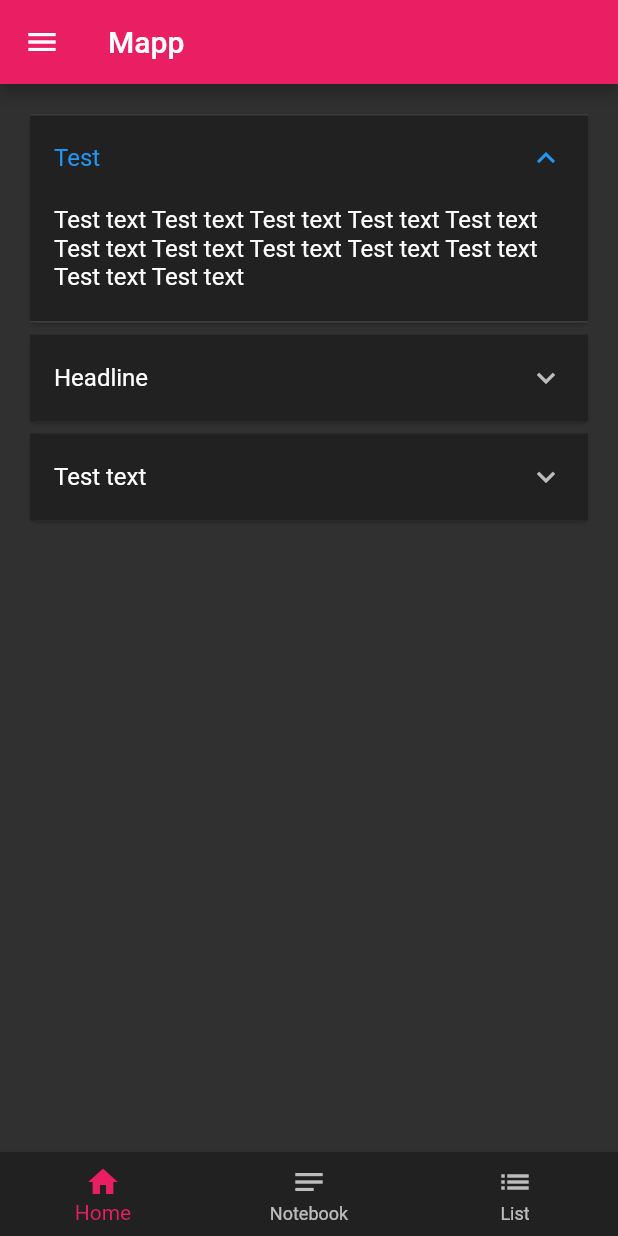
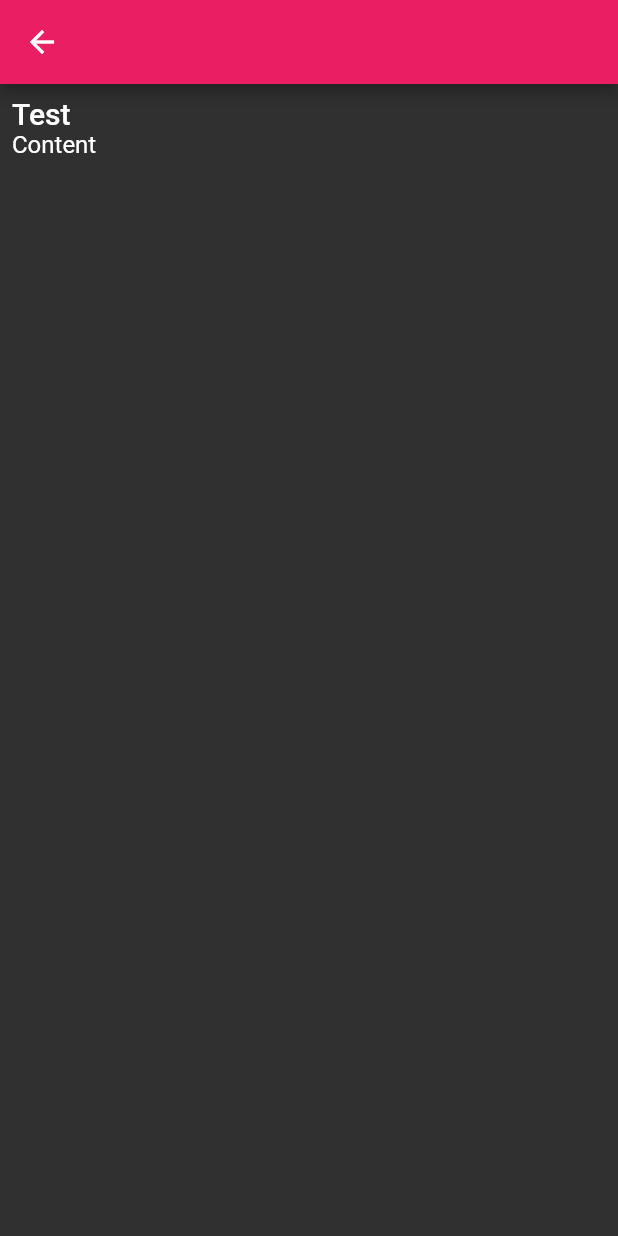
Before and after one commit to gustass5/mapp2, a Flutter app: the screen it shows after launch, after a tap on "Test", on a phone screen of 412 x 824 dp. Run offline on Flutter 3.47's test engine with Material 2 defaults, Android fonts, the phone set to English and light mode, and no system bars.

Commit message:
wip: first version of router, supports web

```diff
--- a/lib/main.dart
+++ b/lib/main.dart
@@ -1,164 +1,31 @@
 import 'package:flutter/material.dart';
+import './pages/notebook/note_router_delegate.dart';
+import './pages/notebook/route_information_parser.dart';
 
 void main() {
-  runApp(MyApp());
+  runApp(Root());
 }
 
-class MyApp extends StatelessWidget {
+class Root extends StatefulWidget {
+  @override
+  _RootState createState() => _RootState();
+}
+
+class _RootState extends State<Root> {
+  NoteRouterDelegate _routerDelegate = NoteRouterDelegate();
+  NoteRouteInformationParser _routeInformationParser =
+      NoteRouteInformationParser();
+
   @override
   Widget build(BuildContext context) {
-    return MaterialApp(
+    return MaterialApp.router(
       title: 'Mapp',
       theme: ThemeData(
         brightness: Brightness.dark,
         primaryColor: Colors.pink,
       ),
-      home: HomePage(),
+      routerDelegate: _routerDelegate,
+      routeInformationParser: _routeInformationParser,
     );
   }
 }
-
-class HomePage extends StatelessWidget {
-  @override
-  Widget build(BuildContext context) {
-    return Scaffold(
-      appBar: AppBar(
-        title: Text('Mapp'),
-      ),
-      drawer: Drawer(
-        child: ListView(
-          children: [
-            Container(
-              height: 64.0,
-              child: DrawerHeader(
-                decoration: BoxDecoration(
-                  color: Colors.pink,
-                ),
-                child: Text(
-                  'Mapp Drawer',
-                  style: TextStyle(
-                    color: Colors.white,
-                    fontSize: 24,
-                  ),
-                ),
-              ),
-            ),
-            ListTile(
-              leading: Icon(Icons.message),
-              title: Text('Notifications'),
-            ),
-            ListTile(
-              leading: Icon(Icons.person),
-              title: Text('Profile'),
-            ),
-            ListTile(
-              leading: Icon(Icons.settings),
-              title: Text('Settings'),
-            ),
-            ListTile(
-              leading: Icon(Icons.info),
-              title: Text('Info'),
-            ),
-            ListTile(
-              leading: Icon(Icons.ramen_dining),
-              title: Text('Whatever'),
-            ),
-          ],
-        ),
-      ),
-      body: NotebookPage(),
-      bottomNavigationBar: BottomNavigation(),
-    );
-  }
-}
-
-class BottomNavigation extends StatefulWidget {
-  @override
-  _BottomNavigationState createState() => _BottomNavigationState();
-}
-
-class _BottomNavigationState extends State<BottomNavigation> {
-  int _selectedIndex = 1;
-
-  void _onNavigationItemTapped(int index) {
-    setState(() {
-      _selectedIndex = index;
-    });
-  }
-
-  @override
-  Widget build(BuildContext context) {
-    return BottomNavigationBar(
-      currentIndex: _selectedIndex,
-      onTap: _onNavigationItemTapped,
-      backgroundColor: Colors.grey[900],
-      selectedItemColor: Colors.pink,
-      items: [
-        BottomNavigationBarItem(
-          icon: new Icon(Icons.home),
-          label: "Home",
-        ),
-        BottomNavigationBarItem(
-          icon: new Icon(Icons.notes),
-          label: "Notebook",
-        ),
-        BottomNavigationBarItem(
-          icon: new Icon(Icons.list),
-          label: "List",
-        ),
-      ],
-    );
-  }
-}
-
-class NotebookPage extends StatelessWidget {
-  @override
-  Widget build(BuildContext context) {
-    return ListView(
-      padding: const EdgeInsets.all(16),
-      children: [
-        Note(),
-        Note(headline: "Headline"),
-        Note(headline: "Test text"),
-      ],
-    );
-  }
-}
-
-class Note extends StatefulWidget {
-  final String headline;
-  final String text =
-      'Test text Test text Test text Test text Test text Test text Test text Test text Test text Test text Test text Test text';
-
-  Note({Key key, this.headline = 'Test'}) : super(key: key);
-
-  @override
-  _NoteState createState() => _NoteState();
-}
-
-class _NoteState extends State<Note> {
-  @override
-  Widget build(BuildContext context) {
-    return Column(
-      children: [
-        Card(
-          child: ExpansionTile(
-            title: Text(
-              widget.headline,
-            ),
-            backgroundColor: Colors.grey[900],
-            collapsedBackgroundColor: Colors.grey[900],
-            children: [
-              ListTile(
-                contentPadding: EdgeInsets.fromLTRB(16, 0, 16, 16),
-                title: Text(
-                  widget.text,
-                ),
-              ),
-            ],
-          ),
-        ),
-      ],
-    );
-  }
-}
--- /dev/null
+++ b/lib/pages/app/widgets/bottom_navigation.dart
@@ -0,0 +1,40 @@
+import 'package:flutter/material.dart';
+
+class BottomNavigation extends StatefulWidget {
+  @override
+  _BottomNavigationState createState() => _BottomNavigationState();
+}
+
+class _BottomNavigationState extends State<BottomNavigation> {
+  int _selectedIndex = 1;
+
+  void _onNavigationItemTapped(int index) {
+    setState(() {
+      _selectedIndex = index;
+    });
+  }
+
+  @override
+  Widget build(BuildContext context) {
+    return BottomNavigationBar(
+      currentIndex: _selectedIndex,
+      onTap: _onNavigationItemTapped,
+      backgroundColor: Colors.grey[900],
+      selectedItemColor: Colors.pink,
+      items: [
+        BottomNavigationBarItem(
+          icon: new Icon(Icons.home),
+          label: "Home",
+        ),
+        BottomNavigationBarItem(
+          icon: new Icon(Icons.notes),
+          label: "Notebook",
+        ),
+        BottomNavigationBarItem(
+          icon: new Icon(Icons.list),
+          label: "List",
+        ),
+      ],
+    );
+  }
+}
--- /dev/null
+++ b/lib/pages/app/widgets/left_drawer.dart
@@ -0,0 +1,48 @@
+import 'package:flutter/material.dart';
+
+class LeftDrawer extends StatelessWidget {
+  @override
+  Widget build(BuildContext context) {
+    return Drawer(
+      child: ListView(
+        children: [
+          Container(
+            height: 64.0,
+            child: DrawerHeader(
+              decoration: BoxDecoration(
+                color: Colors.pink,
+              ),
+              child: Text(
+                'Mapp Drawer',
+                style: TextStyle(
+                  color: Colors.white,
+                  fontSize: 24,
+                ),
+              ),
+            ),
+          ),
+          ListTile(
+            leading: Icon(Icons.message),
+            title: Text('Notifications'),
+          ),
+          ListTile(
+            leading: Icon(Icons.person),
+            title: Text('Profile'),
+          ),
+          ListTile(
+            leading: Icon(Icons.settings),
+            title: Text('Settings'),
+          ),
+          ListTile(
+            leading: Icon(Icons.info),
+            title: Text('Info'),
+          ),
+          ListTile(
+            leading: Icon(Icons.ramen_dining),
+            title: Text('Whatever'),
+          ),
+        ],
+      ),
+    );
+  }
+}
--- /dev/null
+++ b/lib/pages/notebook/note.dart
@@ -0,0 +1,7 @@
+class Note {
+  final String headline;
+  final String content;
+  final String creationDate;
+
+  Note(this.headline, this.content, this.creationDate);
+}
--- /dev/null
+++ b/lib/pages/notebook/note_route_path.dart
@@ -0,0 +1,21 @@
+class NoteRoutePath {
+  final int id;
+  final bool isUnknown;
+
+  NoteRoutePath.home()
+      : id = null,
+        isUnknown = false;
+
+  NoteRoutePath.details(this.id) : isUnknown = false;
+
+  NoteRoutePath.unknown()
+      : id = null,
+        isUnknown = true;
+
+  bool get isHomePage => id == null;
+  bool get isDetailsPage => id != null;
+}
+/**
+ * In this app, all of the routes in the app can be represented using a single class.
+ * Instead, you might choose to use different classes that implement a superclass, or manage the route information in another way.
+ */
--- /dev/null
+++ b/lib/pages/notebook/note_router_delegate.dart
@@ -0,0 +1,99 @@
+import 'package:flutter/material.dart';
+import 'package:mapp2/pages/notebook/single_note_page.dart';
+import './note_route_path.dart';
+import './note.dart';
+import './notebook_page.dart';
+import './single_note_page.dart';
+
+class NoteRouterDelegate extends RouterDelegate<NoteRoutePath>
+    with ChangeNotifier, PopNavigatorRouterDelegateMixin<NoteRoutePath> {
+  final GlobalKey<NavigatorState> navigatorKey;
+
+  Note _selectedNote;
+  bool show404 = false;
+
+  List<Note> notes = [
+    Note("Test", "Content", "2021-02-12"),
+    Note("Test2", "Content2", "2021-02-13"),
+    Note("Test3", "Content3", "2021-02-14"),
+  ];
+
+  NoteRouterDelegate() : navigatorKey = GlobalKey<NavigatorState>();
+
+  void _handleNoteTapped(Note note) {
+    _selectedNote = note;
+    notifyListeners();
+  }
+
+  NoteRoutePath get currentConfiguration {
+    if (show404) {
+      return NoteRoutePath.unknown();
+    }
+
+    return _selectedNote == null
+        ? NoteRoutePath.home()
+        : NoteRoutePath.details(notes.indexOf(_selectedNote));
+  }
+
+  @override
+  Widget build(BuildContext context) {
+    return Navigator(
+      key: navigatorKey,
+      pages: [
+        MaterialPage(
+          key: ValueKey('NotebookPage'),
+          child: NotebookPage(
+            notes: notes,
+            onTapped: _handleNoteTapped,
+          ),
+        ),
+        if (show404)
+          MaterialPage(
+            key: ValueKey(
+              'UnknownPage',
+            ),
+            // child: UnknownScreen(),
+            child: Container(
+              child: Text("Error 404"),
+            ),
+          )
+        else if (_selectedNote != null)
+          SingleNotePage(note: _selectedNote),
+      ],
+      onPopPage: (route, result) {
+        if (!route.didPop(result)) {
+          return false;
+        }
+        _selectedNote = null;
+        show404 = false;
+        notifyListeners();
+        return true;
+      },
+    );
+  }
+
+  // @override
+  // GlobalKey<NavigatorState> get navigatorKey => throw UnimplementedError();
+
+  @override
+  Future<void> setNewRoutePath(NoteRoutePath path) async {
+    if (path.isUnknown) {
+      _selectedNote = null;
+      show404 = true;
+      return;
+    }
+
+    if (path.isDetailsPage) {
+      if (path.id < 0 || path.id > notes.length - 1) {
+        show404 = true;
+        return;
+      }
+
+      _selectedNote = notes[path.id];
+    } else {
+      _selectedNote = null;
+    }
+
+    show404 = false;
+  }
+}
--- /dev/null
+++ b/lib/pages/notebook/notebook_page.dart
@@ -0,0 +1,50 @@
+import 'package:flutter/material.dart';
+import './note.dart';
+
+class NotebookPage extends StatelessWidget {
+  final List<Note> notes;
+  final ValueChanged<Note> onTapped;
+  NotebookPage({
+    @required this.notes,
+    @required this.onTapped,
+  });
+  @override
+  Widget build(BuildContext context) {
+    return Scaffold(
+      appBar: AppBar(
+        title: Text('Mapp'),
+      ),
+      body: ListView(
+        padding: const EdgeInsets.all(16),
+        children: [
+          for (var note in notes)
+            Column(
+              children: [
+                Card(
+                  child: ExpansionTile(
+                    title: GestureDetector(
+                      onTap: () => onTapped(note),
+                      child: Text(
+                        note.headline,
+                      ),
+                    ),
+                    backgroundColor: Colors.grey[900],
+                    collapsedBackgroundColor: Colors.grey[900],
+                    children: [
+                      ListTile(
+                        contentPadding: EdgeInsets.fromLTRB(16, 0, 16, 16),
+                        title: Text(
+                          note.content,
+                        ),
+                        subtitle: Text(note.creationDate),
+                      ),
+                    ],
+                  ),
+                ),
+              ],
+            )
+        ],
+      ),
+    );
+  }
+}
--- /dev/null
+++ b/lib/pages/notebook/route_information_parser.dart
@@ -0,0 +1,46 @@
+import 'package:flutter/widgets.dart';
+
+import './note_route_path.dart';
+
+class NoteRouteInformationParser extends RouteInformationParser<NoteRoutePath> {
+  @override
+  Future<NoteRoutePath> parseRouteInformation(
+      RouteInformation routeInformation) async {
+    final uri = Uri.parse(routeInformation.location);
+
+    if (uri.pathSegments.length == 0) {
+      return NoteRoutePath.home();
+    }
+    if (uri.pathSegments.length == 2) {
+      if (uri.pathSegments[0] != 'note') {
+        return NoteRoutePath.unknown();
+      }
+
+      var remaining = uri.pathSegments[1];
+      var id = int.tryParse(remaining);
+      if (id == null) {
+        return NoteRoutePath.unknown();
+      }
+      return NoteRoutePath.details(id);
+    }
+
+    return NoteRoutePath.unknown();
+  }
+
+  @override
+  RouteInformation restoreRouteInformation(NoteRoutePath path) {
+    if (path.isUnknown) {
+      return RouteInformation(location: '/404');
+    }
+
+    if (path.isHomePage) {
+      return RouteInformation(location: '/');
+    }
+
+    if (path.isDetailsPage) {
+      return RouteInformation(location: 'note/${path.id}');
+    }
+
+    return null;
+  }
+}
--- /dev/null
+++ b/lib/pages/notebook/single_note_page.dart
@@ -0,0 +1,27 @@
+import 'package:flutter/material.dart';
+import 'single_note_screen.dart';
+import 'note.dart';
+
+class SingleNotePage extends Page {
+  final Note note;
+
+  SingleNotePage({
+    this.note,
+  }) : super(key: ValueKey(note));
+
+  Route createRoute(BuildContext context) {
+    return PageRouteBuilder(
+      settings: this,
+      pageBuilder: (context, animation, animation2) {
+        final tween = Tween(begin: Offset(0.0, 1.0), end: Offset.zero);
+        final curveTween = CurveTween(curve: Curves.easeInOut);
+        return SlideTransition(
+          position: animation.drive(curveTween).drive(tween),
+          child: SingleNoteScreen(
+            note: note,
+          ),
+        );
+      },
+    );
+  }
+}
--- /dev/null
+++ b/lib/pages/notebook/single_note_screen.dart
@@ -0,0 +1,29 @@
+import 'package:flutter/material.dart';
+import "note.dart";
+
+class SingleNoteScreen extends StatelessWidget {
+  final Note note;
+
+  SingleNoteScreen({
+    @required this.note,
+  });
+
+  @override
+  Widget build(BuildContext context) {
+    return Scaffold(
+      appBar: AppBar(),
+      body: Padding(
+        padding: const EdgeInsets.all(8.0),
+        child: Column(
+          crossAxisAlignment: CrossAxisAlignment.start,
+          children: [
+            if (note != null) ...[
+              Text(note.headline, style: Theme.of(context).textTheme.headline6),
+              Text(note.content, style: Theme.of(context).textTheme.subtitle1),
+            ],
+          ],
+        ),
+      ),
+    );
+  }
+}
```
Also changed, not shown: 1 other file.
